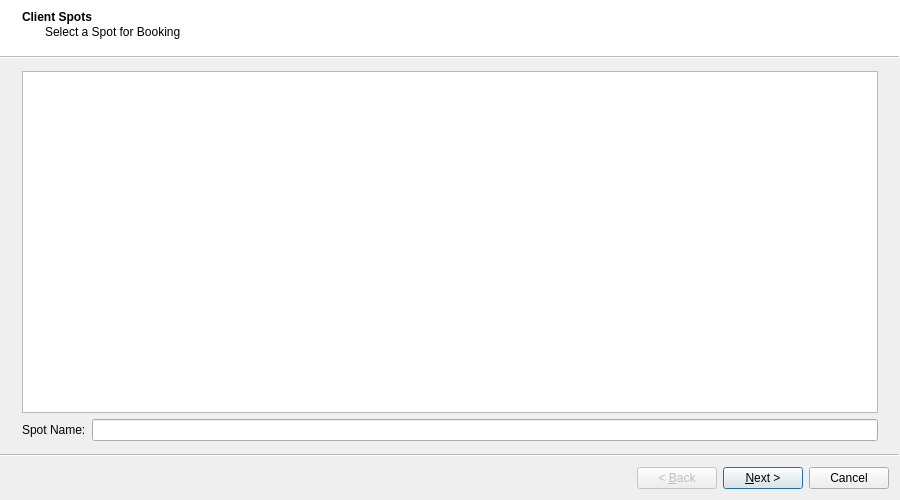
Above: pixelplan/rave/PixelPlan/bookingwizard.ui from pgathogo/raven before the change. Below: the same form after it.
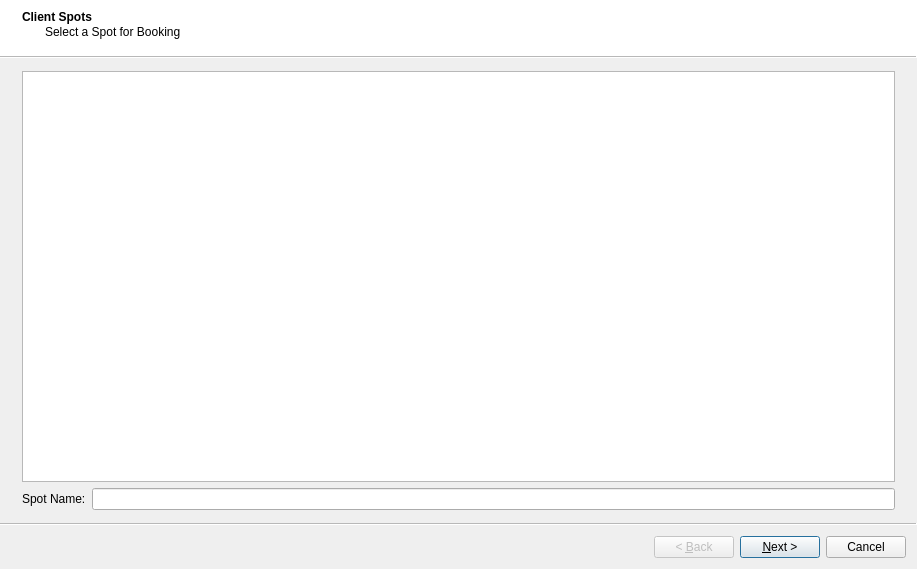
That is the form after the change.

```diff
--- a/pixelplan/rave/PixelPlan/bookingwizard.ui
+++ b/pixelplan/rave/PixelPlan/bookingwizard.ui
@@ -6,8 +6,8 @@
    <rect>
     <x>0</x>
     <y>0</y>
-    <width>900</width>
-    <height>500</height>
+    <width>917</width>
+    <height>569</height>
    </rect>
   </property>
   <property name="minimumSize">
```
Left out of the diff: 165 changed lines with no effect on the pictures.
